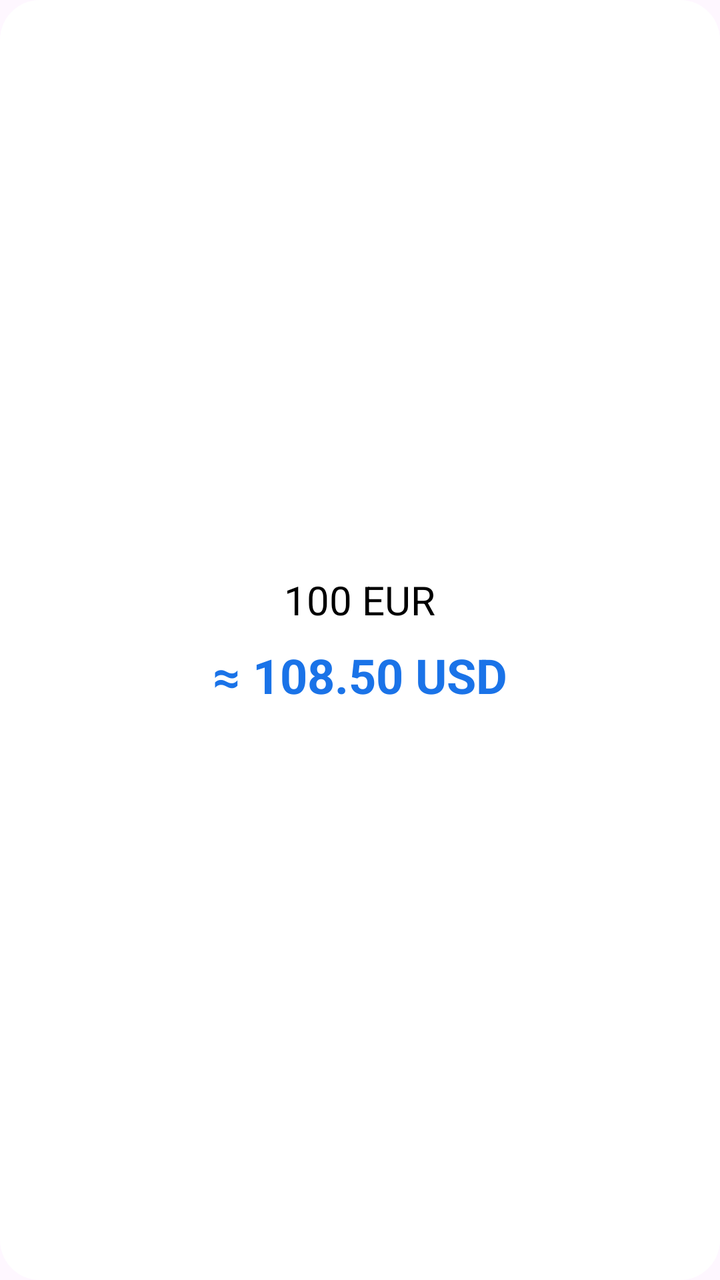
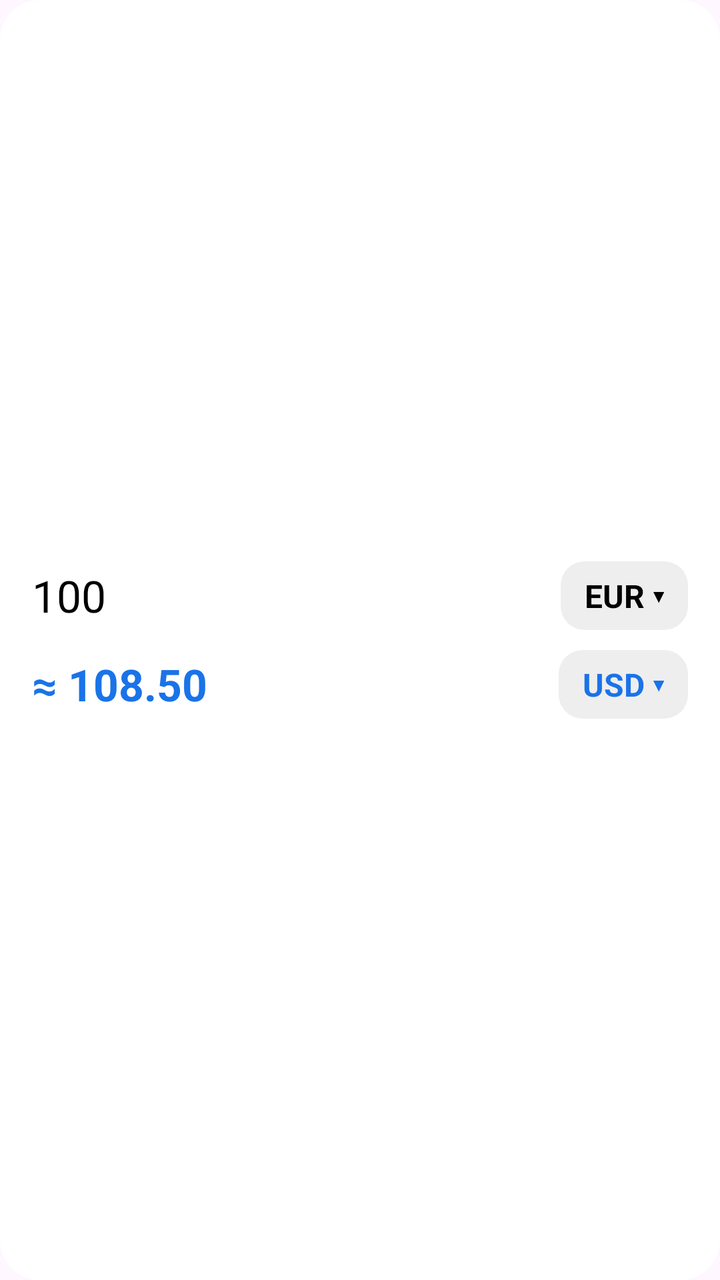

Compare the two renders of this Android layout. The source of the first and the diff that turns it into the second are given below.
<!-- AndroidManifest.xml: application theme Theme.CurrencyConverterWidget -->
<!-- res/layout/currency_widget.xml -->
<?xml version="1.0" encoding="utf-8"?>
<LinearLayout xmlns:android="http://schemas.android.com/apk/res/android"
    android:layout_width="match_parent"
    android:layout_height="match_parent"
    android:orientation="vertical"
    android:background="@drawable/widget_background"
    android:padding="16dp"
    android:gravity="center">

    <TextView
        android:id="@+id/sourceText"
        android:layout_width="wrap_content"
        android:layout_height="wrap_content"
        android:text="100 EUR"
        android:textSize="20sp"
        android:textColor="#000000" />

    <TextView
        android:id="@+id/resultText"
        android:layout_width="wrap_content"
        android:layout_height="wrap_content"
        android:layout_marginTop="8dp"
        android:text="≈ 108.50 USD"
        android:textSize="24sp"
        android:textStyle="bold"
        android:textColor="#1A73E8" />

</LinearLayout>
<!-- resources referenced by this layout -->
<resources>
  <!-- drawable widget_background (drawable) -->
  <?xml version="1.0" encoding="utf-8"?>
  <shape xmlns:android="http://schemas.android.com/apk/res/android" android:shape="rectangle">
      <solid android:color="#FFFFFF"/>
      <corners android:radius="20dp"/>
  </shape>
  <style name="Theme.CurrencyConverterWidget" parent="Base.Theme.CurrencyConverterWidget" />
  <style name="Base.Theme.CurrencyConverterWidget" parent="Theme.Material3.DayNight.NoActionBar">
          
          
      </style>
</resources>

<!-- the commit's change to res/layout/currency_widget.xml (unified diff, before → after) -->
@@ -5,24 +5,66 @@
     android:orientation="vertical"
     android:background="@drawable/widget_background"
     android:padding="16dp"
-    android:gravity="center">
+    android:gravity="center_vertical">
 
-    <TextView
-        android:id="@+id/sourceText"
-        android:layout_width="wrap_content"
+    
+    <LinearLayout
+        android:layout_width="match_parent"
         android:layout_height="wrap_content"
-        android:text="100 EUR"
-        android:textSize="20sp"
-        android:textColor="#000000" />
+        android:orientation="horizontal"
+        android:gravity="center_vertical">
 
-    <TextView
-        android:id="@+id/resultText"
-        android:layout_width="wrap_content"
+        <TextView
+            android:id="@+id/amountText"
+            android:layout_width="0dp"
+            android:layout_height="wrap_content"
+            android:layout_weight="1"
+            android:text="100"
+            android:textSize="22sp"
+            android:textColor="#000000" />
+
+        <TextView
+            android:id="@+id/sourceCurrencyButton"
+            android:layout_width="wrap_content"
+            android:layout_height="wrap_content"
+            android:background="@drawable/currency_button_background"
+            android:paddingHorizontal="12dp"
+            android:paddingVertical="6dp"
+            android:text="EUR ▾"
+            android:textSize="16sp"
+            android:textStyle="bold"
+            android:textColor="#000000" />
+    </LinearLayout>
+
+    
+    <LinearLayout
+        android:layout_width="match_parent"
         android:layout_height="wrap_content"
-        android:layout_marginTop="8dp"
-        android:text="≈ 108.50 USD"
-        android:textSize="24sp"
-        android:textStyle="bold"
-        android:textColor="#1A73E8" />
+        android:orientation="horizontal"
+        android:gravity="center_vertical"
+        android:layout_marginTop="10dp">
+
+        <TextView
+            android:id="@+id/resultText"
+            android:layout_width="0dp"
+            android:layout_height="wrap_content"
+            android:layout_weight="1"
+            android:text="≈ 108.50"
+            android:textSize="22sp"
+            android:textStyle="bold"
+            android:textColor="#1A73E8" />
+
+        <TextView
+            android:id="@+id/targetCurrencyButton"
+            android:layout_width="wrap_content"
+            android:layout_height="wrap_content"
+            android:background="@drawable/currency_button_background"
+            android:paddingHorizontal="12dp"
+            android:paddingVertical="6dp"
+            android:text="USD ▾"
+            android:textSize="16sp"
+            android:textStyle="bold"
+            android:textColor="#1A73E8" />
+    </LinearLayout>
 
 </LinearLayout>
<!-- resource entries referenced after the edit -->
@@ -1,5 +1,11 @@
 <!-- resources referenced by this layout -->
 <resources>
+  <!-- drawable currency_button_background (drawable) -->
+  <?xml version="1.0" encoding="utf-8"?>
+  <shape xmlns:android="http://schemas.android.com/apk/res/android" android:shape="rectangle">
+      <solid android:color="#EEEEEE"/>
+      <corners android:radius="12dp"/>
+  </shape>
   <!-- drawable widget_background (drawable) -->
   <?xml version="1.0" encoding="utf-8"?>
   <shape xmlns:android="http://schemas.android.com/apk/res/android" android:shape="rectangle">
